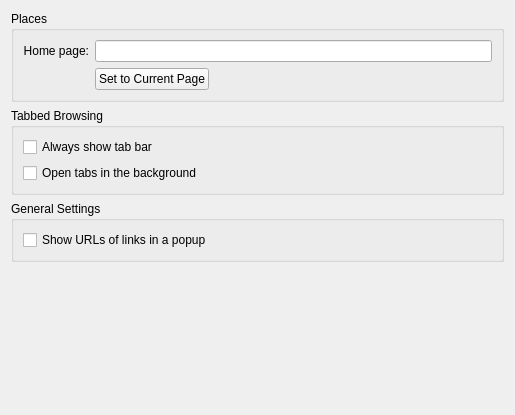
KDE/rekonq, file src/settings_general.ui: the form before one commit.
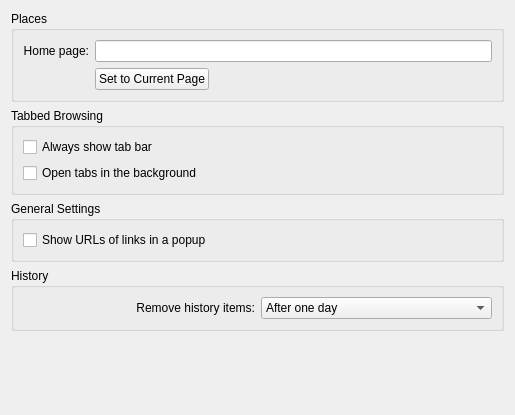
The form after the commit. Custom widgets are drawn as their Qt base class.

Commit message: Removed privacy settings and ported history ones into the General Group.

```diff
--- a/src/settings_general.ui
+++ b/src/settings_general.ui
@@ -106,6 +106,59 @@
      </layout>
     </widget>
    </item>
+   <item>
+    <widget class="QGroupBox" name="groupBox_4">
+     <property name="title">
+      <string>History</string>
+     </property>
+     <layout class="QGridLayout" name="gridLayout_2">
+      <item row="0" column="0">
+       <widget class="QLabel" name="label_4">
+        <property name="text">
+         <string>Remove history items:</string>
+        </property>
+        <property name="alignment">
+         <set>Qt::AlignRight|Qt::AlignTrailing|Qt::AlignVCenter</set>
+        </property>
+       </widget>
+      </item>
+      <item row="0" column="1">
+       <widget class="KComboBox" name="kcfg_expireHistory">
+        <item>
+         <property name="text">
+          <string>After one day</string>
+         </property>
+        </item>
+        <item>
+         <property name="text">
+          <string>After one week</string>
+         </property>
+        </item>
+        <item>
+         <property name="text">
+          <string>After two weeks</string>
+         </property>
+        </item>
+        <item>
+         <property name="text">
+          <string>After one month</string>
+         </property>
+        </item>
+        <item>
+         <property name="text">
+          <string>After one year</string>
+         </property>
+        </item>
+        <item>
+         <property name="text">
+          <string>Manually</string>
+         </property>
+        </item>
+       </widget>
+      </item>
+     </layout>
+    </widget>
+   </item>
    <item>
     <spacer name="verticalSpacer">
      <property name="orientation">
@@ -127,6 +180,11 @@
    <extends>QLineEdit</extends>
    <header>klineedit.h</header>
   </customwidget>
+  <customwidget>
+   <class>KComboBox</class>
+   <extends>QComboBox</extends>
+   <header>kcombobox.h</header>
+  </customwidget>
  </customwidgets>
  <resources/>
  <connections/>
```
The commit also changes 5 other files.
